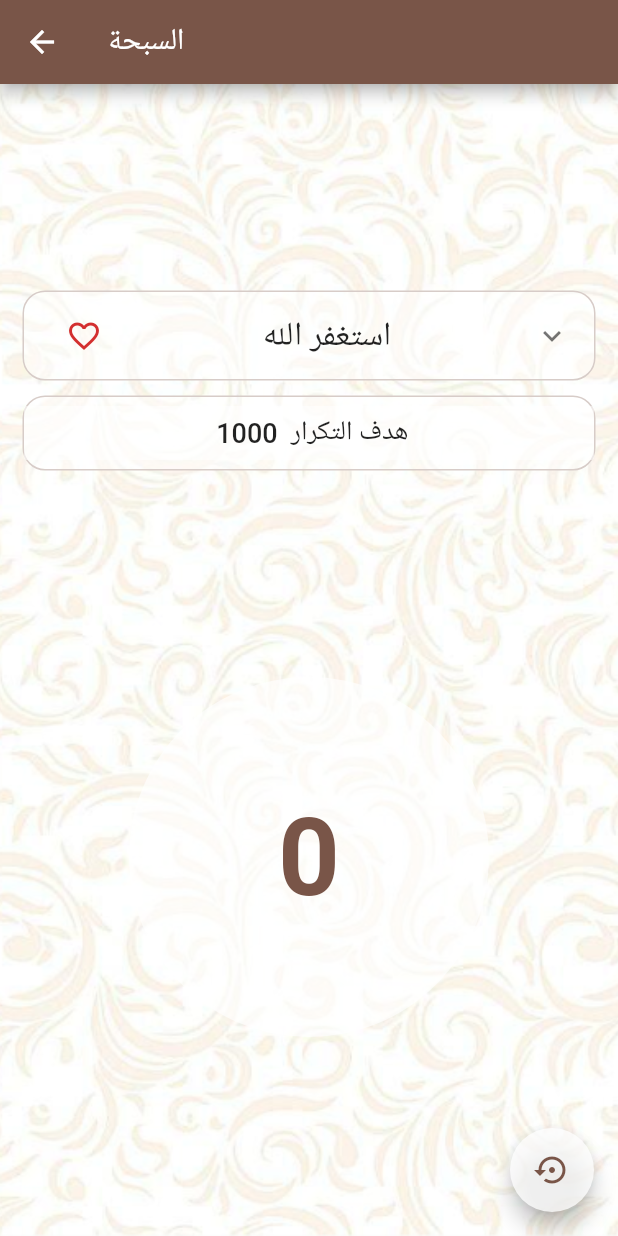
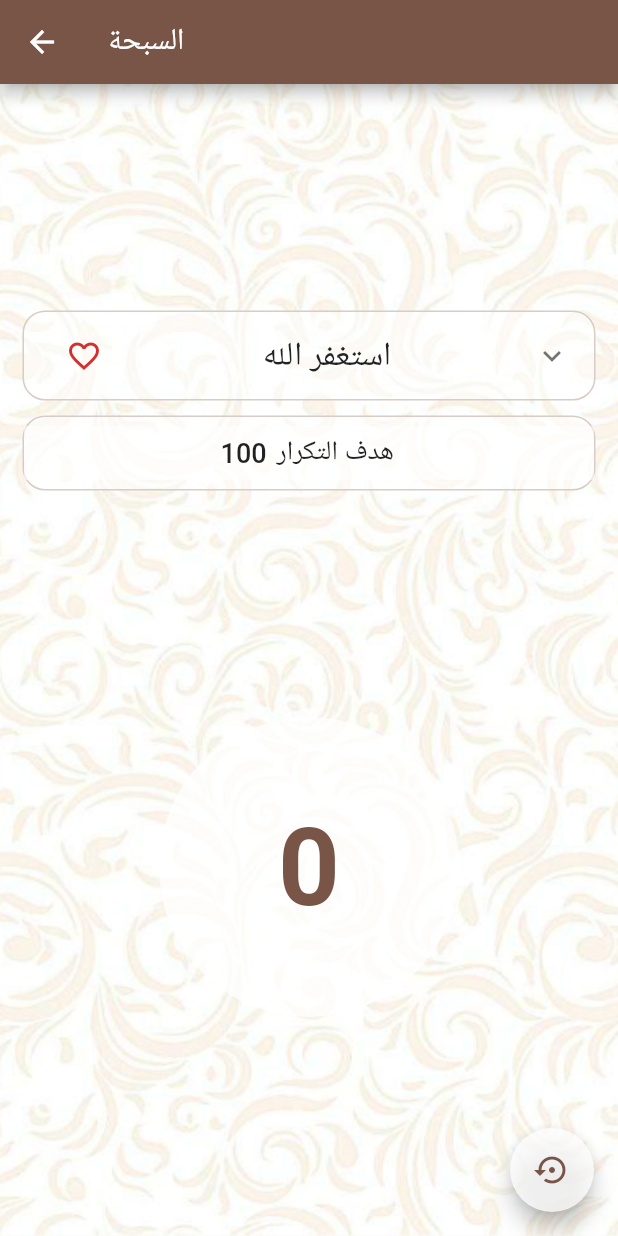
Before and after one commit to githussein/istqfar, a Flutter app: the Counter screen opened directly, on a phone screen of 412 x 824 dp. Run offline on Flutter 3.47's test engine with Material 2 defaults, Android fonts, the phone set to English and light mode, and no system bars; our stand-ins replace carousel_slider, flutter_local_notifications, numberpicker, shared_preferences; accounts and stored records are empty.

Commit message:
Number Picker for counter.dart

```diff
--- a/lib/counter.dart
+++ b/lib/counter.dart
@@ -1,5 +1,6 @@
 import 'package:flutter/material.dart';
 import 'package:shared_preferences/shared_preferences.dart';
+import 'package:numberpicker/numberpicker.dart';
 
 class Counter extends StatefulWidget {
   final String zekrText;
@@ -10,10 +11,16 @@ class Counter extends StatefulWidget {
 }
 
 class _CounterState extends State<Counter> {
+  //*****NUMBER PICKER*****//
+  int _currentIntValue = 100;
+  NumberPicker integerNumberPicker;
+  NumberPicker horizontalNumberPicker;
+
   int _counter = 0;
   int _totalCounter = 0;
   int _round = 1;
   int storedValue = 0;
+
   //For favourite icon
   Color _favIconColor = Colors.red[700];
 
@@ -101,42 +108,10 @@ class _CounterState extends State<Counter> {
                             Divider(
                               color: Colors.brown,
                             ),
-                            Row(
-                              mainAxisAlignment: MainAxisAlignment.center,
-                              children: <Widget>[
-                                InkWell(
-                                  onTap: _incrementCounter,
-                                  child: CircleAvatar(
-                                    radius: 30.0,
-                                    backgroundColor:
-                                        Colors.white.withOpacity(0.66),
-                                    child: Text(
-                                      '1000',
-                                      style: TextStyle(
-                                          fontSize: 16,
-                                          fontWeight: FontWeight.bold,
-                                          color: Colors.brown),
-                                    ),
-                                  ),
-                                ),
-                                Text(
-                                  ' هدف التكرار ',
-                                  textAlign: TextAlign.center,
-                                  style: TextStyle(
-                                    fontSize: 22.0,
-                                  ),
-                                ),
-                              ],
-                            ),
                             RaisedButton(
-                              onPressed: () {
-                                //hide tile
-                              },
-                              color: Colors.brown,
-                              child: Text(
-                                'تم',
-                                style: TextStyle(color: Colors.white),
-                              ),
+                              onPressed: () => _showIntDialog(),
+                              child:
+                                  new Text("هدف التكـرار:  $_currentIntValue "),
                             ),
                           ],
                         ),
@@ -198,7 +173,7 @@ class _CounterState extends State<Counter> {
                         mainAxisAlignment: MainAxisAlignment.center,
                         children: <Widget>[
                           Text(
-                            ' 1000 ',
+                            '$_currentIntValue',
                             textAlign: TextAlign.center,
                             style: TextStyle(
                               fontSize: 18.0,
@@ -220,8 +195,8 @@ class _CounterState extends State<Counter> {
               InkWell(
                 onTap: _incrementCounter,
                 child: CircleAvatar(
-                  radius: 120.0,
-                  backgroundColor: Colors.white.withOpacity(0.66),
+                  radius: 100.0,
+                  backgroundColor: Colors.white.withOpacity(0.77),
                   child: Text(
                     '$_totalCounter',
                     style: TextStyle(
@@ -264,4 +239,33 @@ class _CounterState extends State<Counter> {
     final key = 'my_int_key';
     prefs.setInt(key, _totalCounter);
   }
+
+  void _initializeNumberPickers() {
+    integerNumberPicker = new NumberPicker.integer(
+      initialValue: _currentIntValue,
+      minValue: 0,
+      maxValue: 100,
+      step: 10,
+      onChanged: (value) => setState(() => _currentIntValue = value),
+    );
+  }
+
+  Future _showIntDialog() async {
+    await showDialog<int>(
+      context: context,
+      builder: (BuildContext context) {
+        return new NumberPickerDialog.integer(
+          minValue: 10,
+          maxValue: 1000,
+          step: 10,
+          initialIntegerValue: _currentIntValue,
+        );
+      },
+    ).then((num value) {
+      if (value != null) {
+        setState(() => _currentIntValue = value);
+        integerNumberPicker.animateInt(value);
+      }
+    });
+  }
 }
--- a/pubspec.yaml
+++ b/pubspec.yaml
@@ -27,6 +27,8 @@ dependencies:
   shared_preferences: ^0.5.12
   # A carousel to display Azkar strings
   carousel_slider: ^2.3.1
+  #to use a number picker
+  numberpicker: ^1.2.1
 
 
   # The following adds the Cupertino Icons font to your application.
```
Also changed, not shown: lib/favorites.dart (+63 -2 lines), lib/settings.dart (+10 -12 lines), lib/main.dart (line endings or trailing spaces), pubspec.lock.
